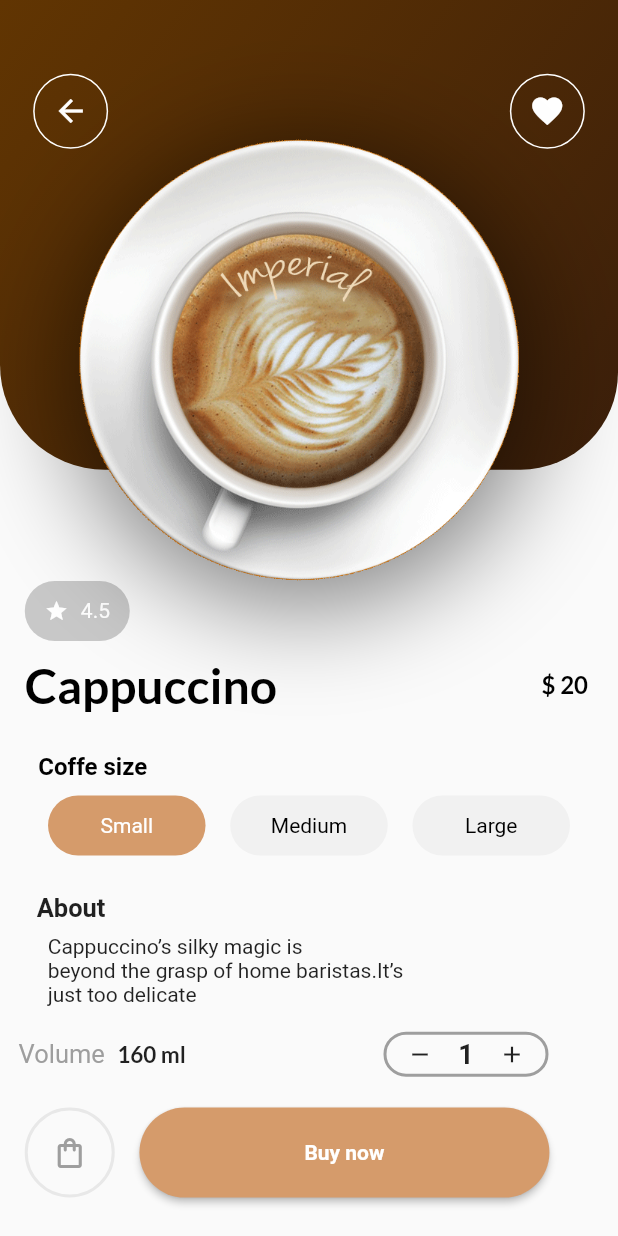
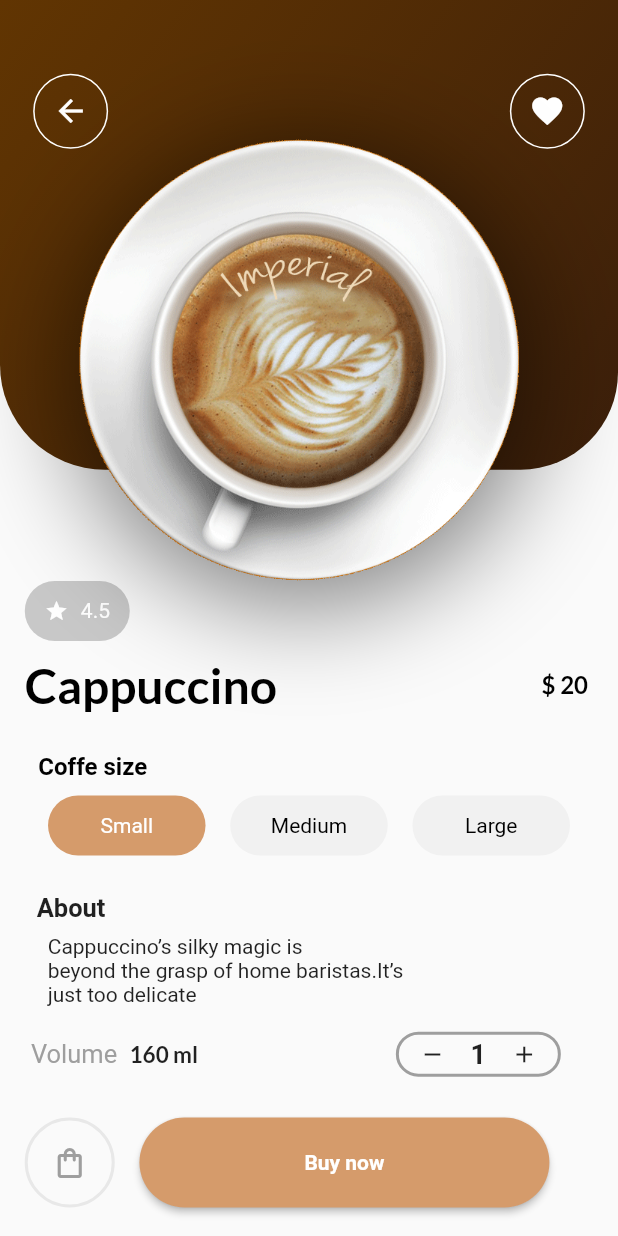
Before and after one commit to amirziyacode/Flutter_CofeShop, a Flutter app: the SellingPage screen opened directly with sample values from the repository, on a phone screen of 412 x 824 dp. Run offline on Flutter 3.47's test engine with Material 2 defaults, Android fonts, the phone set to English and light mode, and no system bars; our stand-ins replace animate_do, card_swiper, flashy_tab_bar2, google_fonts, lottie, page_transition and 1 more; missing offline and left inert: another_transformer_page_view.

Commit message:
Change size

```diff
--- a/lib/main.dart
+++ b/lib/main.dart
@@ -1,5 +1,4 @@
 import 'package:coffe/pages/firstpage.dart';
-import 'package:coffe/pages/payment.dart';
 import 'package:flutter/material.dart';
 
 void main() {
@@ -13,6 +12,7 @@
   Widget build(BuildContext context) {
     return MaterialApp(
       title: 'Flutter Demo',
+      debugShowCheckedModeBanner: false,
       theme: ThemeData(
         primarySwatch: Colors.blue,
       ),
--- a/lib/pages/firstpage.dart
+++ b/lib/pages/firstpage.dart
@@ -69,7 +69,7 @@
             height: he * 0.01,
           ),
           Positioned(
-            left: 60,
+            left: we * 0.12,
             top: he * 0.89,
             child: ElevatedButton(
                 onPressed: () {
@@ -80,8 +80,8 @@
                 },
                 style: ElevatedButton.styleFrom(
                     primary: Colors.orangeAccent,
-                    padding: const EdgeInsets.symmetric(
-                        horizontal: 100, vertical: 25),
+                    padding:  EdgeInsets.symmetric(
+                        horizontal: we * 0.3, vertical: 25),
                     shape: RoundedRectangleBorder(
                         borderRadius: BorderRadius.circular(40))),
                 child: const Text("Get Started",
--- a/lib/pages/sellpage.dart
+++ b/lib/pages/sellpage.dart
@@ -311,7 +311,7 @@
                     mainAxisAlignment: MainAxisAlignment.start,
                     children: [
                       SizedBox(
-                        width: we * 0.03,
+                        width: we * 0.05,
                       ),
                       FadeIn(
                         delay: const Duration(milliseconds: 2500),
@@ -390,8 +390,10 @@
                       ),
                     ],
                   ),
-                  SizedBox(height: he * 0.025),
-                  Row(
+                  Expanded(child: SizedBox(height: he * 0.04)),
+                  Padding(
+                    padding: const EdgeInsets.only(bottom: 19),
+                    child: Row(
                       children: [
                         SizedBox(
                           width: we * 0.04,
@@ -443,6 +445,7 @@
                               )),
                         )
                       ],
+                    ),
                   )
                 ],
               ),
```
Also changed, not shown: lib/pages/payment.dart (+5 -4 lines). Lines whose indentation alone changed are shown as unchanged.
